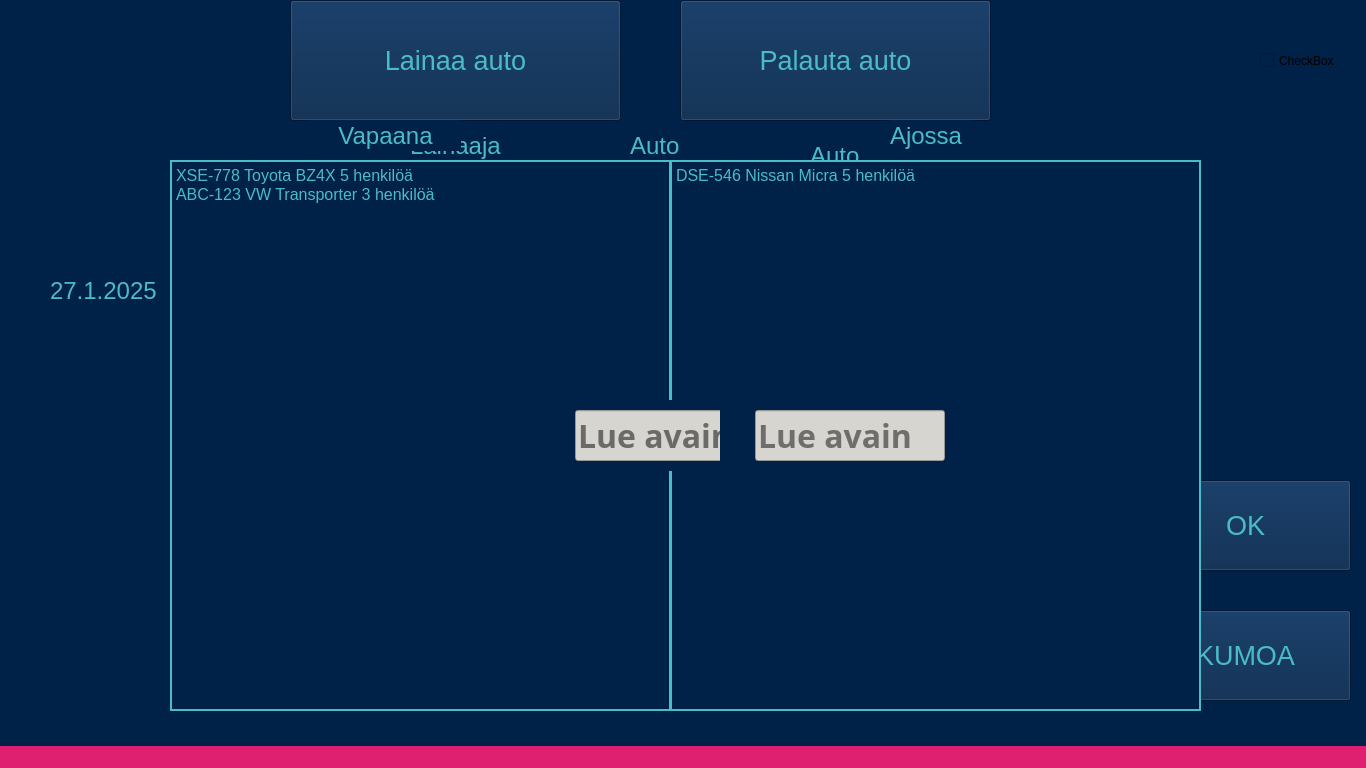
HennaSalla/Autolainaus_Asiakas, file user.ui: the form before one commit.
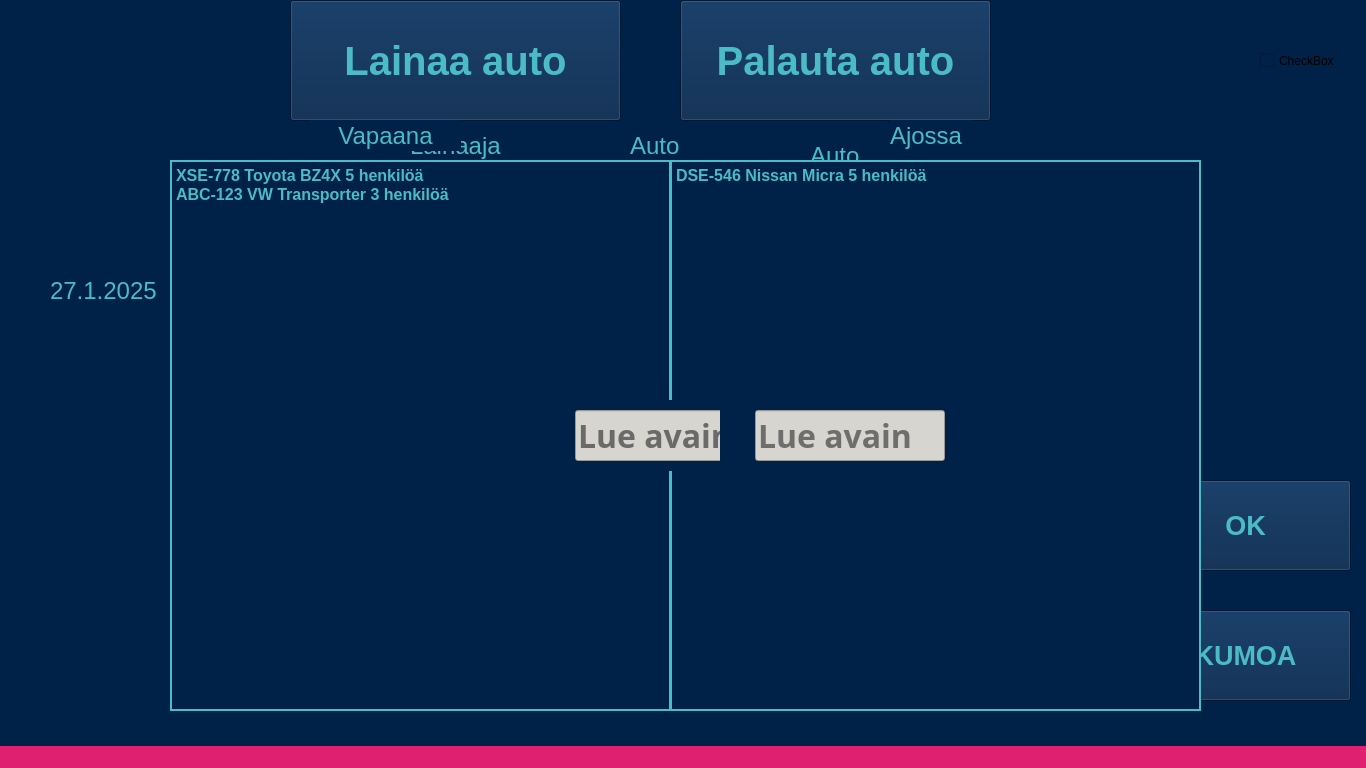
The form after the commit. Icons and pictures are not drawn.

Commit message: 14.3.2025 tehty pieniä ulkonäkömuutoksia

```diff
--- a/user.ui
+++ b/user.ui
@@ -31,7 +31,8 @@
     </property>
     <property name="font">
      <font>
-      <pointsize>20</pointsize>
+      <pointsize>30</pointsize>
+      <bold>true</bold>
      </font>
     </property>
     <property name="styleSheet">
@@ -52,7 +53,8 @@
     </property>
     <property name="font">
      <font>
-      <pointsize>20</pointsize>
+      <pointsize>30</pointsize>
+      <bold>true</bold>
      </font>
     </property>
     <property name="styleSheet">
@@ -276,6 +278,7 @@
     <property name="font">
      <font>
       <pointsize>20</pointsize>
+      <bold>true</bold>
      </font>
     </property>
     <property name="styleSheet">
@@ -360,6 +363,7 @@
     <property name="font">
      <font>
       <pointsize>20</pointsize>
+      <bold>true</bold>
      </font>
     </property>
     <property name="styleSheet">
@@ -547,6 +551,7 @@
     <property name="font">
      <font>
       <pointsize>12</pointsize>
+      <bold>true</bold>
      </font>
     </property>
     <property name="styleSheet">
@@ -580,6 +585,7 @@
     <property name="font">
      <font>
       <pointsize>12</pointsize>
+      <bold>true</bold>
      </font>
     </property>
     <property name="styleSheet">
```
The commit also changes 1 other file.
